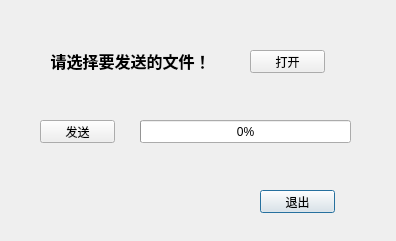
Old version of the form tcpserver.ui in the repository qiqiding/mychat.
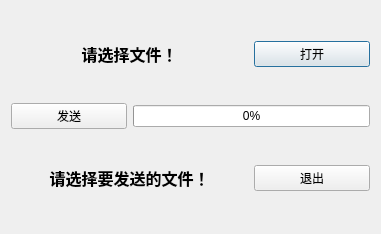
New version of the form.

The edit to the form file:
```diff
--- a/tcpserver.ui
+++ b/tcpserver.ui
@@ -6,22 +6,16 @@
    <rect>
     <x>0</x>
     <y>0</y>
-    <width>396</width>
-    <height>241</height>
+    <width>381</width>
+    <height>234</height>
    </rect>
   </property>
   <property name="windowTitle">
    <string>Dialog</string>
   </property>
-  <widget class="QLabel" name="serverStatusLabel">
-   <property name="geometry">
-    <rect>
-     <x>20</x>
-     <y>30</y>
-     <width>221</width>
-     <height>61</height>
-    </rect>
-   </property>
+  <layout class="QGridLayout" name="gridLayout">
+   <item row="0" column="0" colspan="2">
+    <widget class="QLabel" name="Label">
    <property name="font">
     <font>
      <family>Agency FB</family>
@@ -31,64 +25,60 @@
     </font>
    </property>
    <property name="text">
-    <string>请选择要发送的文件！</string>
+      <string>请选择文件！</string>
    </property>
    <property name="alignment">
     <set>Qt::AlignCenter</set>
    </property>
   </widget>
-  <widget class="QPushButton" name="serverCloseBtn">
-   <property name="geometry">
-    <rect>
-     <x>260</x>
-     <y>190</y>
-     <width>75</width>
-     <height>23</height>
-    </rect>
-   </property>
-   <property name="text">
-    <string>退出</string>
-   </property>
-  </widget>
+   </item>
+   <item row="0" column="2">
   <widget class="QPushButton" name="serverOpenBtn">
-   <property name="geometry">
-    <rect>
-     <x>250</x>
-     <y>50</y>
-     <width>75</width>
-     <height>23</height>
-    </rect>
-   </property>
    <property name="text">
     <string>打开</string>
    </property>
   </widget>
+   </item>
+   <item row="1" column="0">
+    <widget class="QPushButton" name="serverSendBtn">
+     <property name="text">
+      <string>发送</string>
+     </property>
+    </widget>
+   </item>
+   <item row="1" column="1" colspan="2">
   <widget class="QProgressBar" name="progressBar">
-   <property name="geometry">
-    <rect>
-     <x>140</x>
-     <y>120</y>
-     <width>211</width>
-     <height>23</height>
-    </rect>
-   </property>
    <property name="value">
     <number>0</number>
    </property>
   </widget>
-  <widget class="QPushButton" name="serverSendBtn">
-   <property name="geometry">
-    <rect>
-     <x>40</x>
-     <y>120</y>
-     <width>75</width>
-     <height>23</height>
-    </rect>
+   </item>
+   <item row="2" column="0" colspan="2">
+    <widget class="QLabel" name="serverStatusLabel">
+     <property name="font">
+      <font>
+       <family>Agency FB</family>
+       <pointsize>12</pointsize>
+       <weight>75</weight>
+       <bold>true</bold>
+      </font>
    </property>
    <property name="text">
-    <string>发送</string>
-   </property>
-  </widget>
+      <string>请选择要发送的文件！</string>
+     </property>
+     <property name="alignment">
+      <set>Qt::AlignCenter</set>
+     </property>
+    </widget>
+   </item>
+   <item row="2" column="2">
+    <widget class="QPushButton" name="serverCloseBtn">
+     <property name="text">
+      <string>退出</string>
+     </property>
+    </widget>
+   </item>
+  </layout>
  </widget>
  <resources/>
  <connections/>
```
Lines whose indentation alone changed are shown as unchanged.
